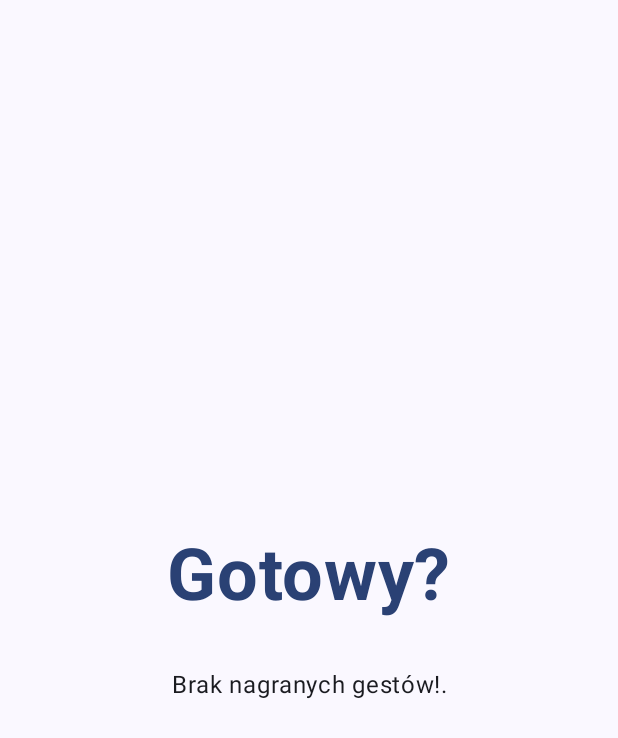
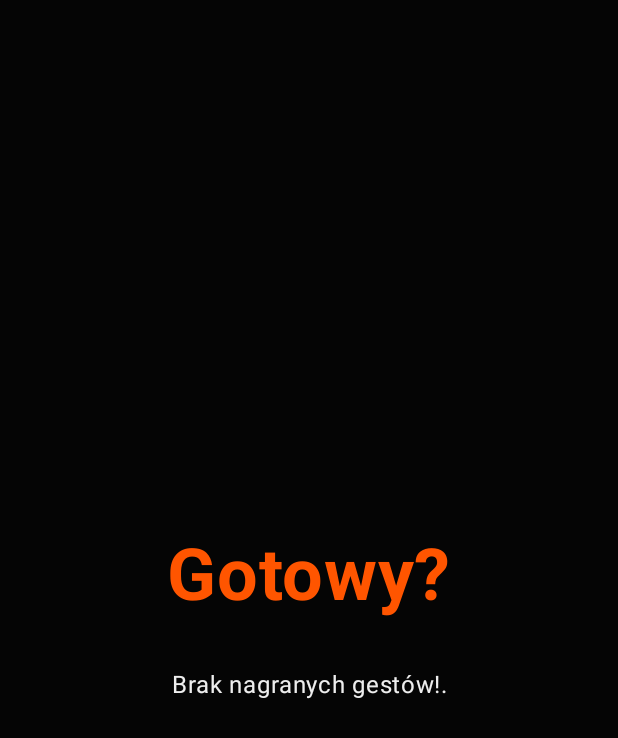
Before and after one commit to jakub7038/Gesture-Pulse, an Android app built with Jetpack Compose: the screen it shows after launch (MainActivity), after a tap on "Graj", on a phone screen of 412 x 824 dp. Shown: the top 738 px of the screen. Run offline under Robolectric (Android 15) with nearby library versions, the phone set to English and light mode, and no system bars.

Commit message:
color improvements and things

```diff
--- a/app/src/main/java/com/example/gesturepulse/GameScreen.kt
+++ b/app/src/main/java/com/example/gesturepulse/GameScreen.kt
@@ -21,7 +21,7 @@ import kotlinx.coroutines.delay
 
 sealed class GameState {
     object Idle : GameState()
-    // ZMIENIONO: Przechowuje obiekt Command, a nie jego części
+    // Przechowuje obiekt Command, a nie jego części
     data class Countdown(val command: Command, val timeLeft: Int) : GameState()
     data class Recording(val command: Command) : GameState()
     data class Analyzing(val command: Command) : GameState()
@@ -38,7 +38,7 @@ fun rememberGameController(
     val score = remember { mutableIntStateOf(0) }
     val gameState = remember { mutableStateOf<GameState>(GameState.Idle) }
 
-    // ZMIENIONO: Wczytujemy listę Komend (Command), a nie Mapę Gestów (Map<String, List<Gesture>>)
+    // Wczytujemy listę Komend
     val allCommands = remember { mutableStateOf<List<Command>>(emptyList()) }
 
     val liveAccelData = remember { mutableStateListOf<SensorSample>() }
@@ -46,11 +46,10 @@ fun rememberGameController(
 
     // Wczytanie gestów przy starcie
     LaunchedEffect(Unit) {
-        // ZMIENIONO: Używamy nowej funkcji loadAllGestures, która zwraca List<Command>
         allCommands.value = GestureDataManager.loadAllGestures(context)
     }
 
-    // GŁÓWNA PĘTLA LOGIKI GRY
+    // pętla gry
     LaunchedEffect(gameState.value) {
         when (val state = gameState.value) {
             is GameState.Idle -> {}
@@ -60,7 +59,6 @@ fun rememberGameController(
                     delay(1000)
                     gameState.value = state.copy(timeLeft = state.timeLeft - 1)
                 } else {
-                    // ZMIENIONO: Przechodzimy do Recording, przekazując obiekt Command
                     gameState.value = GameState.Recording(state.command)
                 }
             }
@@ -77,11 +75,11 @@ fun rememberGameController(
             is GameState.Analyzing -> {
                 sensorHandler.stopListening()
 
-                // ZMIENIONO: Pobieramy próg i warianty bezpośrednio z obiektu Command
+                // Pobieramy próg i warianty bezpośrednio z obiektu Command
                 val command = state.command
                 val difficultyThreshold = command.threshold.toDouble()
 
-                // ZMIENIONO: Używamy nowej nazwy funkcji GestureRecognizer.recognize
+                // Używamy nowej nazwy funkcji GestureRecognizer.recognize
                 val totalDistance = GestureRecognizer.recognize(
                     trainingVariants = command.variants,
                     liveAccel = liveAccelData.toList(),
@@ -96,7 +94,7 @@ fun rememberGameController(
                 if (state.success) {
                     score.intValue++
                     if (allCommands.value.isNotEmpty()) {
-                        // ZMIENIONO: Losowanie nowej Komendy (Command)
+                        // Losowanie nowej Komendy (Command)
                         val nextCommand = allCommands.value.random()
                         gameState.value = GameState.Countdown(nextCommand, 2)
                     } else {
@@ -114,12 +112,12 @@ fun rememberGameController(
         }
     }
 
-    // ZMIENIONO: Przekazujemy listę Komend (allCommands) zamiast Mapy
+    // ZPrzekazujemy listę Komend
     return remember(score, gameState, allCommands) {
         GameController(
             score = score,
             gameState = gameState,
-            allCommands = allCommands, // Zmieniono nazwę parametru
+            allCommands = allCommands,
             context = context,
             navController = navController
         )
@@ -130,7 +128,7 @@ fun rememberGameController(
 class GameController(
     private val score: MutableIntState,
     private val gameState: MutableState<GameState>,
-    private val allCommands: State<List<Command>>, // ZMIENIONO: Typ na List<Command>
+    private val allCommands: State<List<Command>>,
     private val context: Context,
     private val navController: NavController
 ) {
@@ -142,7 +140,7 @@ class GameController(
     fun startGame() {
         if (allCommands.value.isNotEmpty()) {
             score.intValue = 0
-            // ZMIENIONO: Losowanie całego obiektu Command
+            // Losowanie całego obiektu Command
             val k = allCommands.value.random()
             gameState.value = GameState.Countdown(k, 2)
         }
@@ -151,7 +149,7 @@ class GameController(
     fun stopRecording() {
         if (gameState.value is GameState.Recording) {
             val state = gameState.value as GameState.Recording
-            // ZMIENIONO: Przechodzimy do Analyzing, przekazując obiekt Command
+            // Przechodzimy do Analyzing, przekazując obiekt Command
             gameState.value = GameState.Analyzing(state.command)
         }
     }
@@ -237,7 +235,7 @@ private fun GameScreenContent(controller: GameController) {
                     Spacer(Modifier.height(16.dp))
 
                     Text(
-                        // ZMIENIONO: Pobieramy nazwę z obiektu Command
+                        //  Pobieramy nazwę z obiektu Command
                         state.command.name,
                         fontSize = 48.sp,
                         fontWeight = FontWeight.Bold,
@@ -297,7 +295,6 @@ private fun GameScreenContent(controller: GameController) {
 
                     Spacer(Modifier.height(24.dp))
                     Text("Wynik: ${"%.1f".format(state.score)}", fontSize = 24.sp)
-                    // ZMIENIONO: Bierzemy próg błędu bezpośrednio ze stanu ShowResult
                     Text("Limit błędu: ${state.threshold.toInt()}", fontSize = 16.sp, color = Color.Gray)
                 }
 
--- a/app/src/main/java/com/example/gesturepulse/GestureRecognizer.kt
+++ b/app/src/main/java/com/example/gesturepulse/GestureRecognizer.kt
@@ -12,9 +12,8 @@ import kotlin.math.sqrt
 object GestureRecognizer {
     /**
      * Analizuje gest wejściowy porównując go z całą LISTĄ próbek treningowych.
-     * Zwraca wynik najlepszego dopasowania (najmniejszy dystans).
      */
-    fun recognize( // Zmieniona nazwa
+    fun recognize(
         trainingVariants: List<Gesture>,
         liveAccel: List<SensorSample>,
         liveGyro: List<SensorSample>
--- a/app/src/main/java/com/example/gesturepulse/MainActivity.kt
+++ b/app/src/main/java/com/example/gesturepulse/MainActivity.kt
@@ -181,8 +181,8 @@ fun MenuButton(text: String, onClick: () -> Unit, modifier: Modifier = Modifier)
     val buttonShape = RoundedCornerShape(16.dp)
 
     val colors = ButtonDefaults.buttonColors(
-        containerColor = Color(0xFFFF5A22),
-        contentColor = Color(0xFFFFFFFF)
+        containerColor = MaterialTheme.colorScheme.primary,
+        contentColor = MaterialTheme.colorScheme.onPrimary
     )
 
     val fontWeight = FontWeight.Bold
--- a/app/src/main/java/com/example/gesturepulse/ui/theme/Color.kt
+++ b/app/src/main/java/com/example/gesturepulse/ui/theme/Color.kt
@@ -2,10 +2,22 @@ package com.example.gesturepulse.ui.theme
 
 import androidx.compose.ui.graphics.Color
 
-val Purple80 = Color(0xFFD0BCFF)
-val PurpleGrey80 = Color(0xFFCCC2DC)
-val Pink80 = Color(0xFFEFB8C8)
+// --- NEON PALETTE ---
 
-val Purple40 = Color(0xFF6650a4)
-val PurpleGrey40 = Color(0xFF625b71)
-val Pink40 = Color(0xFF7D5260)
+// Główny akcent (Neon Orange)
+val NeonOrange = Color(0xFFFF5500)
+val NeonOrangeDim = Color(0xFFCC4400) // Ciemniejsza wersja do stanów disabled/tła
+
+// Kolory pomocnicze (Neon Blue & Green)
+val NeonBlue = Color(0xFF00E5FF)
+val NeonGreen = Color(0xFF76FF03)
+val NeonRed = Color(0xFFFF1744)
+
+// Tła (Głęboka czerń i ciemne szarości)
+val BlackBackground = Color(0xFF050505) // Prawie idealna czerń
+val DarkSurface = Color(0xFF121212)     // Standardowy ciemny surface Material
+val DarkSurfaceVariant = Color(0xFF1E1E1E) // Nieco jaśniejszy element (np. Card)
+
+// Kolory tekstu
+val TextWhite = Color(0xFFEEEEEE)
+val TextGrey = Color(0xFFB0B0B0)
--- a/app/src/main/java/com/example/gesturepulse/ui/theme/Theme.kt
+++ b/app/src/main/java/com/example/gesturepulse/ui/theme/Theme.kt
@@ -1,53 +1,57 @@
 package com.example.gesturepulse.ui.theme
 
 import android.app.Activity
-import android.os.Build
-import androidx.compose.foundation.isSystemInDarkTheme
 import androidx.compose.material3.MaterialTheme
 import androidx.compose.material3.darkColorScheme
-import androidx.compose.material3.dynamicDarkColorScheme
-import androidx.compose.material3.dynamicLightColorScheme
-import androidx.compose.material3.lightColorScheme
 import androidx.compose.runtime.Composable
-import androidx.compose.ui.platform.LocalContext
+import androidx.compose.runtime.SideEffect
+import androidx.compose.ui.graphics.Color
+import androidx.compose.ui.graphics.toArgb
+import androidx.compose.ui.platform.LocalView
+import androidx.core.view.WindowCompat
 
-private val DarkColorScheme = darkColorScheme(
-    primary = Purple80,
-    secondary = PurpleGrey80,
-    tertiary = Pink80
-)
+private val NeonColorScheme = darkColorScheme(
+    primary = NeonOrange,
+    onPrimary = Color.Black,
+    primaryContainer = NeonOrangeDim,
+    onPrimaryContainer = TextWhite,
 
-private val LightColorScheme = lightColorScheme(
-    primary = Purple40,
-    secondary = PurpleGrey40,
-    tertiary = Pink40
+    secondary = NeonBlue,
+    onSecondary = Color.Black,
+    secondaryContainer = Color(0xFF004D57),
 
-    /* Other default colors to override
-    background = Color(0xFFFFFBFE),
-    surface = Color(0xFFFFFBFE),
-    onPrimary = Color.White,
-    onSecondary = Color.White,
-    onTertiary = Color.White,
-    onBackground = Color(0xFF1C1B1F),
-    onSurface = Color(0xFF1C1B1F),
-    */
+    tertiary = NeonGreen,
+    onTertiary = Color.Black,
+
+    background = BlackBackground,
+    onBackground = TextWhite,
+
+    surface = DarkSurface,
+    onSurface = TextWhite,
+
+    surfaceVariant = DarkSurfaceVariant,
+    onSurfaceVariant = TextGrey,
+
+    error = NeonRed,
+    onError = Color.Black
 )
 
 @Composable
 fun GesturePulseTheme(
-    darkTheme: Boolean = isSystemInDarkTheme(),
-    // Dynamic color is available on Android 12+
-    dynamicColor: Boolean = true,
     content: @Composable () -> Unit
 ) {
-    val colorScheme = when {
-        dynamicColor && Build.VERSION.SDK_INT >= Build.VERSION_CODES.S -> {
-            val context = LocalContext.current
-            if (darkTheme) dynamicDarkColorScheme(context) else dynamicLightColorScheme(context)
+    val colorScheme = NeonColorScheme
+
+    // Obsługa paska statusu
+    val view = LocalView.current
+    if (!view.isInEditMode) {
+        SideEffect {
+            val window = (view.context as Activity).window
+            // Pasek statusu w kolorze tła (czarny)
+            window.statusBarColor = colorScheme.background.toArgb()
+            // Białe ikonki na pasku statusu
+            WindowCompat.getInsetsController(window, view).isAppearanceLightStatusBars = false
         }
-
-        darkTheme -> DarkColorScheme
-        else -> LightColorScheme
     }
 
     MaterialTheme(
```
